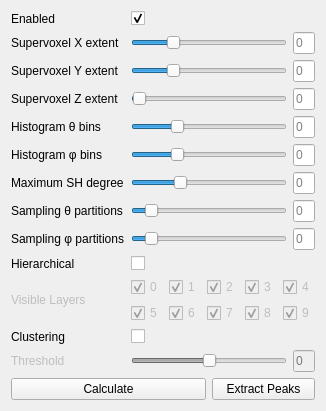
Qt form include/pli_vis/ui/plugins/odf_toolbox.ui (VRGroupRWTH/pli_view) before a commit.
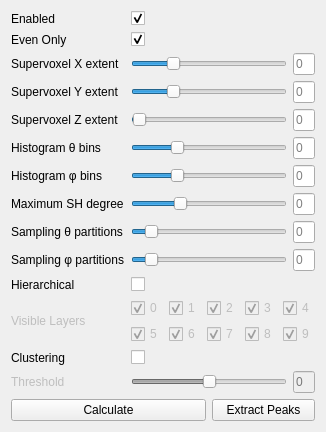
The same form after that commit.

Commit message: Select between even only and even odd.

What changed in the file:
```diff
--- a/include/pli_vis/ui/plugins/odf_toolbox.ui
+++ b/include/pli_vis/ui/plugins/odf_toolbox.ui
@@ -6,8 +6,8 @@
    <rect>
     <x>0</x>
     <y>0</y>
-    <width>294</width>
-    <height>395</height>
+    <width>295</width>
+    <height>428</height>
    </rect>
   </property>
   <property name="windowTitle">
@@ -35,6 +35,26 @@
     </widget>
    </item>
    <item row="1" column="0">
+    <widget class="QLabel" name="label_even_only">
+     <property name="text">
+      <string>Even Only</string>
+     </property>
+    </widget>
+   </item>
+   <item row="1" column="1">
+    <widget class="QCheckBox" name="checkbox_even_only">
+     <property name="layoutDirection">
+      <enum>Qt::LeftToRight</enum>
+     </property>
+     <property name="text">
+      <string/>
+     </property>
+     <property name="checked">
+      <bool>true</bool>
+     </property>
+    </widget>
+   </item>
+   <item row="2" column="0">
     <widget class="QLabel" name="label_vector_block_x">
      <property name="enabled">
       <bool>true</bool>
@@ -44,7 +64,7 @@
      </property>
     </widget>
    </item>
-   <item row="1" column="1" colspan="2">
+   <item row="2" column="1" colspan="2">
     <widget class="QSlider" name="slider_vector_block_x">
      <property name="sizePolicy">
       <sizepolicy hsizetype="Preferred" vsizetype="Preferred">
@@ -78,7 +98,7 @@
      </property>
     </widget>
    </item>
-   <item row="1" column="3">
+   <item row="2" column="3">
     <widget class="QLineEdit" name="line_edit_vector_block_x">
      <property name="sizePolicy">
       <sizepolicy hsizetype="Preferred" vsizetype="Preferred">
@@ -97,7 +117,7 @@
      </property>
     </widget>
    </item>
-   <item row="2" column="0">
+   <item row="3" column="0">
     <widget class="QLabel" name="label_vector_block_y">
      <property name="enabled">
       <bool>true</bool>
@@ -107,7 +127,7 @@
      </property>
     </widget>
    </item>
-   <item row="2" column="1" colspan="2">
+   <item row="3" column="1" colspan="2">
     <widget class="QSlider" name="slider_vector_block_y">
      <property name="sizePolicy">
       <sizepolicy hsizetype="Preferred" vsizetype="Preferred">
@@ -135,7 +155,7 @@
      </property>
     </widget>
    </item>
-   <item row="2" column="3">
+   <item row="3" column="3">
     <widget class="QLineEdit" name="line_edit_vector_block_y">
      <property name="sizePolicy">
       <sizepolicy hsizetype="Preferred" vsizetype="Preferred">
@@ -154,7 +174,7 @@
      </property>
     </widget>
    </item>
-   <item row="3" column="0">
+   <item row="4" column="0">
     <widget class="QLabel" name="label_vector_block_z">
      <property name="enabled">
       <bool>true</bool>
@@ -164,7 +184,7 @@
      </property>
     </widget>
    </item>
-   <item row="3" column="1" colspan="2">
+   <item row="4" column="1" colspan="2">
     <widget class="QSlider" name="slider_vector_block_z">
      <property name="sizePolicy">
       <sizepolicy hsizetype="Preferred" vsizetype="Preferred">
@@ -192,7 +212,7 @@
      </property>
     </widget>
    </item>
-   <item row="3" column="3">
+   <item row="4" column="3">
     <widget class="QLineEdit" name="line_edit_vector_block_z">
      <property name="sizePolicy">
       <sizepolicy hsizetype="Preferred" vsizetype="Preferred">
@@ -211,7 +231,7 @@
      </property>
     </widget>
    </item>
-   <item row="4" column="0">
+   <item row="5" column="0">
     <widget class="QLabel" name="label_histogram_theta">
      <property name="enabled">
       <bool>true</bool>
@@ -221,7 +241,7 @@
      </property>
     </widget>
    </item>
-   <item row="4" column="1" colspan="2">
+   <item row="5" column="1" colspan="2">
     <widget class="QSlider" name="slider_histogram_theta">
      <property name="sizePolicy">
       <sizepolicy hsizetype="Preferred" vsizetype="Preferred">
@@ -246,7 +266,7 @@
      </property>
     </widget>
    </item>
-   <item row="4" column="3">
+   <item row="5" column="3">
     <widget class="QLineEdit" name="line_edit_histogram_theta">
      <property name="sizePolicy">
       <sizepolicy hsizetype="Preferred" vsizetype="Preferred">
@@ -265,7 +285,7 @@
      </property>
     </widget>
    </item>
-   <item row="5" column="0">
+   <item row="6" column="0">
     <widget class="QLabel" name="label_histogram_phi">
      <property name="enabled">
       <bool>true</bool>
@@ -275,7 +295,7 @@
      </property>
     </widget>
    </item>
-   <item row="5" column="1" colspan="2">
+   <item row="6" column="1" colspan="2">
     <widget class="QSlider" name="slider_histogram_phi">
      <property name="sizePolicy">
       <sizepolicy hsizetype="Preferred" vsizetype="Preferred">
@@ -300,7 +320,7 @@
      </property>
     </widget>
    </item>
-   <item row="5" column="3">
+   <item row="6" column="3">
     <widget class="QLineEdit" name="line_edit_histogram_phi">
      <property name="sizePolicy">
       <sizepolicy hsizetype="Preferred" vsizetype="Preferred">
@@ -319,7 +339,7 @@
      </property>
     </widget>
    </item>
-   <item row="6" column="0">
+   <item row="7" column="0">
     <widget class="QLabel" name="label_maximum_sh_degree">
      <property name="enabled">
       <bool>true</bool>
@@ -329,7 +349,7 @@
      </property>
     </widget>
    </item>
-   <item row="6" column="1" colspan="2">
+   <item row="7" column="1" colspan="2">
     <widget class="QSlider" name="slider_maximum_sh_degree">
      <property name="sizePolicy">
       <sizepolicy hsizetype="Preferred" vsizetype="Preferred">
@@ -354,7 +374,7 @@
      </property>
     </widget>
    </item>
-   <item row="6" column="3">
+   <item row="7" column="3">
     <widget class="QLineEdit" name="line_edit_maximum_sh_degree">
      <property name="sizePolicy">
       <sizepolicy hsizetype="Preferred" vsizetype="Preferred">
@@ -373,7 +393,7 @@
      </property>
     </widget>
    </item>
-   <item row="7" column="0">
+   <item row="8" column="0">
     <widget class="QLabel" name="label_sampling_theta">
      <property name="enabled">
       <bool>true</bool>
@@ -383,7 +403,7 @@
      </property>
     </widget>
    </item>
-   <item row="7" column="1" colspan="2">
+   <item row="8" column="1" colspan="2">
     <widget class="QSlider" name="slider_sampling_theta">
      <property name="sizePolicy">
       <sizepolicy hsizetype="Preferred" vsizetype="Preferred">
@@ -408,7 +428,7 @@
      </property>
     </widget>
    </item>
-   <item row="7" column="3">
+   <item row="8" column="3">
     <widget class="QLineEdit" name="line_edit_sampling_theta">
      <property name="sizePolicy">
       <sizepolicy hsizetype="Preferred" vsizetype="Preferred">
@@ -427,7 +447,7 @@
      </property>
     </widget>
    </item>
-   <item row="8" column="0">
+   <item row="9" column="0">
     <widget class="QLabel" name="label_sampling_phi">
      <property name="enabled">
       <bool>true</bool>
@@ -437,7 +457,7 @@
      </property>
     </widget>
    </item>
-   <item row="8" column="1" colspan="2">
+   <item row="9" column="1" colspan="2">
     <widget class="QSlider" name="slider_sampling_phi">
      <property name="sizePolicy">
       <sizepolicy hsizetype="Preferred" vsizetype="Preferred">
@@ -462,7 +482,7 @@
      </property>
     </widget>
    </item>
-   <item row="8" column="3">
+   <item row="9" column="3">
     <widget class="QLineEdit" name="line_edit_sampling_phi">
      <property name="sizePolicy">
       <sizepolicy hsizetype="Preferred" vsizetype="Preferred">
@@ -481,14 +501,14 @@
      </property>
     </widget>
    </item>
-   <item row="9" column="0">
+   <item row="10" column="0">
     <widget class="QLabel" name="label_hierarchical">
      <property name="text">
       <string>Hierarchical</string>
      </property>
     </widget>
    </item>
-   <item row="9" column="1">
+   <item row="10" column="1">
     <widget class="QCheckBox" name="checkbox_hierarchical">
      <property name="enabled">
       <bool>true</bool>
@@ -507,7 +527,7 @@
      </property>
     </widget>
    </item>
-   <item row="10" column="0">
+   <item row="11" column="0">
     <widget class="QLabel" name="label_layer_checkboxes">
      <property name="enabled">
       <bool>false</bool>
@@ -517,110 +537,7 @@
      </property>
     </widget>
    </item>
-   <item row="11" column="0">
-    <widget class="QLabel" name="label_clustering_enabled">
-     <property name="text">
-      <string>Clustering</string>
-     </property>
-    </widget>
-   </item>
-   <item row="11" column="1">
-    <widget class="QCheckBox" name="checkbox_clustering_enabled">
-     <property name="enabled">
-      <bool>true</bool>
-     </property>
-     <property name="toolTip">
-      <string>See [HDAG2017].</string>
-     </property>
-     <property name="layoutDirection">
-      <enum>Qt::LeftToRight</enum>
-     </property>
-     <property name="text">
-      <string/>
-     </property>
-     <property name="checked">
-      <bool>false</bool>
-     </property>
-    </widget>
-   </item>
-   <item row="12" column="0">
-    <widget class="QLabel" name="label_threshold">
-     <property name="enabled">
-      <bool>false</bool>
-     </property>
-     <property name="text">
-      <string>Threshold</string>
-     </property>
-    </widget>
-   </item>
-   <item row="12" column="1" colspan="2">
-    <widget class="QSlider" name="slider_threshold">
-     <property name="enabled">
-      <bool>false</bool>
-     </property>
-     <property name="sizePolicy">
-      <sizepolicy hsizetype="Preferred" vsizetype="Preferred">
-       <horstretch>4</horstretch>
-       <verstretch>0</verstretch>
-      </sizepolicy>
-     </property>
-     <property name="minimumSize">
-      <size>
-       <width>0</width>
-       <height>0</height>
-      </size>
-     </property>
-     <property name="toolTip">
-      <string>See [HDAG2017].</string>
-     </property>
-     <property name="maximum">
-      <number>1000</number>
-     </property>
-     <property name="value">
-      <number>500</number>
-     </property>
-     <property name="orientation">
-      <enum>Qt::Horizontal</enum>
-     </property>
-    </widget>
-   </item>
-   <item row="12" column="3">
-    <widget class="QLineEdit" name="line_edit_threshold">
-     <property name="enabled">
-      <bool>false</bool>
-     </property>
-     <property name="sizePolicy">
-      <sizepolicy hsizetype="Preferred" vsizetype="Preferred">
-       <horstretch>1</horstretch>
-       <verstretch>0</verstretch>
-      </sizepolicy>
-     </property>
-     <property name="text">
-      <string/>
-     </property>
-     <property name="alignment">
-      <set>Qt::AlignLeading|Qt::AlignLeft|Qt::AlignVCenter</set>
-     </property>
-     <property name="placeholderText">
-      <string>0</string>
-     </property>
-    </widget>
-   </item>
-   <item row="13" column="0" colspan="2">
-    <widget class="QPushButton" name="button_calculate">
-     <property name="text">
-      <string>Calculate</string>
-     </property>
-    </widget>
-   </item>
-   <item row="13" column="2" colspan="2">
-    <widget class="QPushButton" name="button_extract_peaks">
-     <property name="text">
-      <string>Extract Peaks</string>
-     </property>
-    </widget>
-   </item>
-   <item row="10" column="1" colspan="3">
+   <item row="11" column="1" colspan="3">
     <widget class="QWidget" name="layout_layer_checkboxes" native="true">
      <property name="enabled">
       <bool>false</bool>
@@ -747,7 +664,110 @@
      </layout>
     </widget>
    </item>
-   <item row="14" column="0" colspan="4">
+   <item row="12" column="0">
+    <widget class="QLabel" name="label_clustering_enabled">
+     <property name="text">
+      <string>Clustering</string>
+     </property>
+    </widget>
+   </item>
+   <item row="12" column="1">
+    <widget class="QCheckBox" name="checkbox_clustering_enabled">
+     <property name="enabled">
+      <bool>true</bool>
+     </property>
+     <property name="toolTip">
+      <string>See [HDAG2017].</string>
+     </property>
+     <property name="layoutDirection">
+      <enum>Qt::LeftToRight</enum>
+     </property>
+     <property name="text">
+      <string/>
+     </property>
+     <property name="checked">
+      <bool>false</bool>
+     </property>
+    </widget>
+   </item>
+   <item row="13" column="0">
+    <widget class="QLabel" name="label_threshold">
+     <property name="enabled">
+      <bool>false</bool>
+     </property>
+     <property name="text">
+      <string>Threshold</string>
+     </property>
+    </widget>
+   </item>
+   <item row="13" column="1" colspan="2">
+    <widget class="QSlider" name="slider_threshold">
+     <property name="enabled">
+      <bool>false</bool>
+     </property>
+     <property name="sizePolicy">
+      <sizepolicy hsizetype="Preferred" vsizetype="Preferred">
+       <horstretch>4</horstretch>
+       <verstretch>0</verstretch>
+      </sizepolicy>
+     </property>
+     <property name="minimumSize">
+      <size>
+       <width>0</width>
+       <height>0</height>
+      </size>
+     </property>
+     <property name="toolTip">
+      <string>See [HDAG2017].</string>
+     </property>
+     <property name="maximum">
+      <number>1000</number>
+     </property>
+     <property name="value">
+      <number>500</number>
+     </property>
+     <property name="orientation">
+      <enum>Qt::Horizontal</enum>
+     </property>
+    </widget>
+   </item>
+   <item row="13" column="3">
+    <widget class="QLineEdit" name="line_edit_threshold">
+     <property name="enabled">
+      <bool>false</bool>
+     </property>
+     <property name="sizePolicy">
+      <sizepolicy hsizetype="Preferred" vsizetype="Preferred">
+       <horstretch>1</horstretch>
+       <verstretch>0</verstretch>
+      </sizepolicy>
+     </property>
+     <property name="text">
+      <string/>
+     </property>
+     <property name="alignment">
+      <set>Qt::AlignLeading|Qt::AlignLeft|Qt::AlignVCenter</set>
+     </property>
+     <property name="placeholderText">
+      <string>0</string>
+     </property>
+    </widget>
+   </item>
+   <item row="14" column="0" colspan="2">
+    <widget class="QPushButton" name="button_calculate">
+     <property name="text">
+      <string>Calculate</string>
+     </property>
+    </widget>
+   </item>
+   <item row="14" column="2" colspan="2">
+    <widget class="QPushButton" name="button_extract_peaks">
+     <property name="text">
+      <string>Extract Peaks</string>
+     </property>
+    </widget>
+   </item>
+   <item row="15" column="0">
     <spacer name="spacer">
      <property name="orientation">
       <enum>Qt::Vertical</enum>
```
The commit also changes 3 other files.
